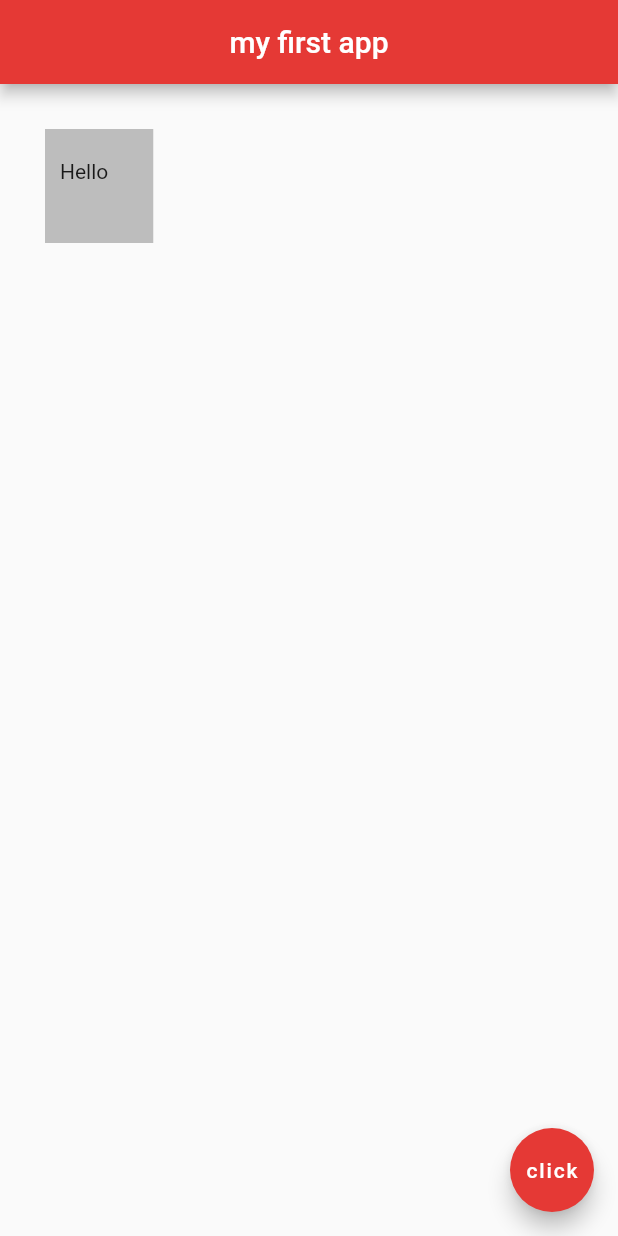
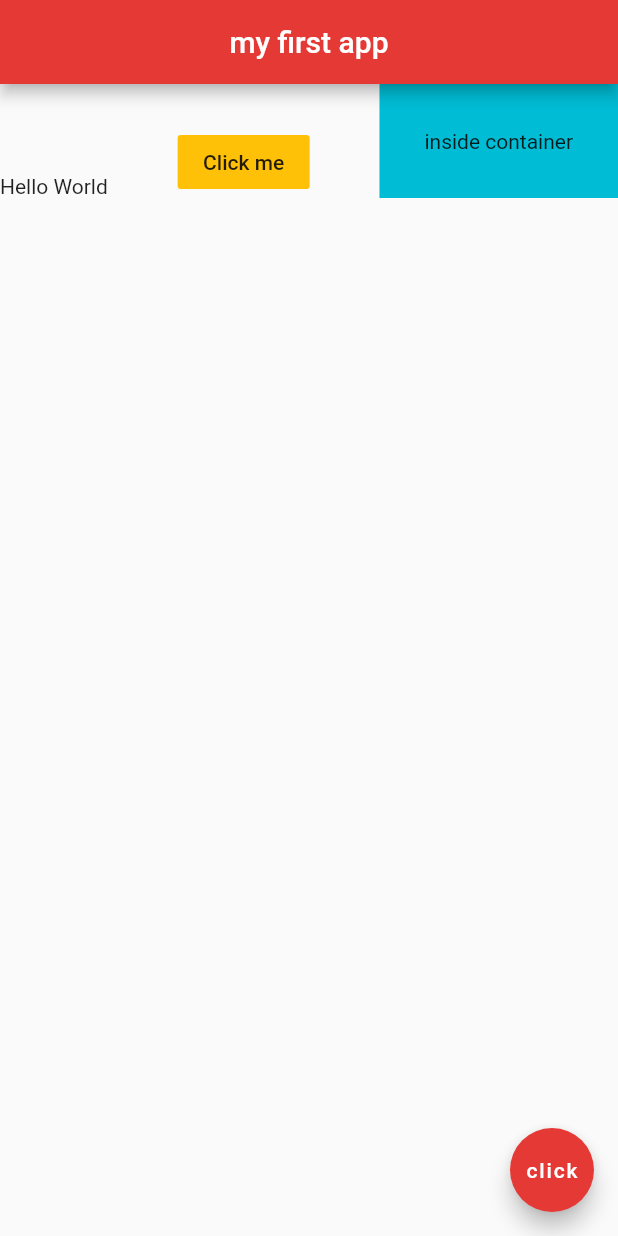
Before and after one commit to alfatta/learn_flutter, a Flutter app: the screen it shows after launch, on a phone screen of 412 x 824 dp. Run offline on Flutter 3.47's test engine with Material 2 defaults, Android fonts, the phone set to English and light mode, and no system bars.

Commit message:
layouting : row

```diff
--- a/lib/main.dart
+++ b/lib/main.dart
@@ -11,11 +11,22 @@ class Home extends StatelessWidget {
         centerTitle: true,
         backgroundColor: Colors.red[600],
       ),
-      body: Container(
-        padding: EdgeInsets.fromLTRB(10.0, 20.0, 30.0, 40.0),
-        margin: EdgeInsets.all(30.0),
-        color: Colors.grey[400],
-        child: Text('Hello'),
+      body: Row(
+        mainAxisAlignment: MainAxisAlignment.spaceBetween,
+        crossAxisAlignment: CrossAxisAlignment.end,
+        children: <Widget>[
+          Text('Hello World'),
+          FlatButton(
+            onPressed: () {},
+            child: Text('Click me'),
+            color: Colors.amber,
+          ),
+          Container(
+            color: Colors.cyan,
+            padding: EdgeInsets.all(30.0),
+            child: Text('inside container'),
+          ),
+        ],
       ),
       floatingActionButton: FloatingActionButton(
         onPressed: () {},
```
Also changed, not shown: current-result.png.
